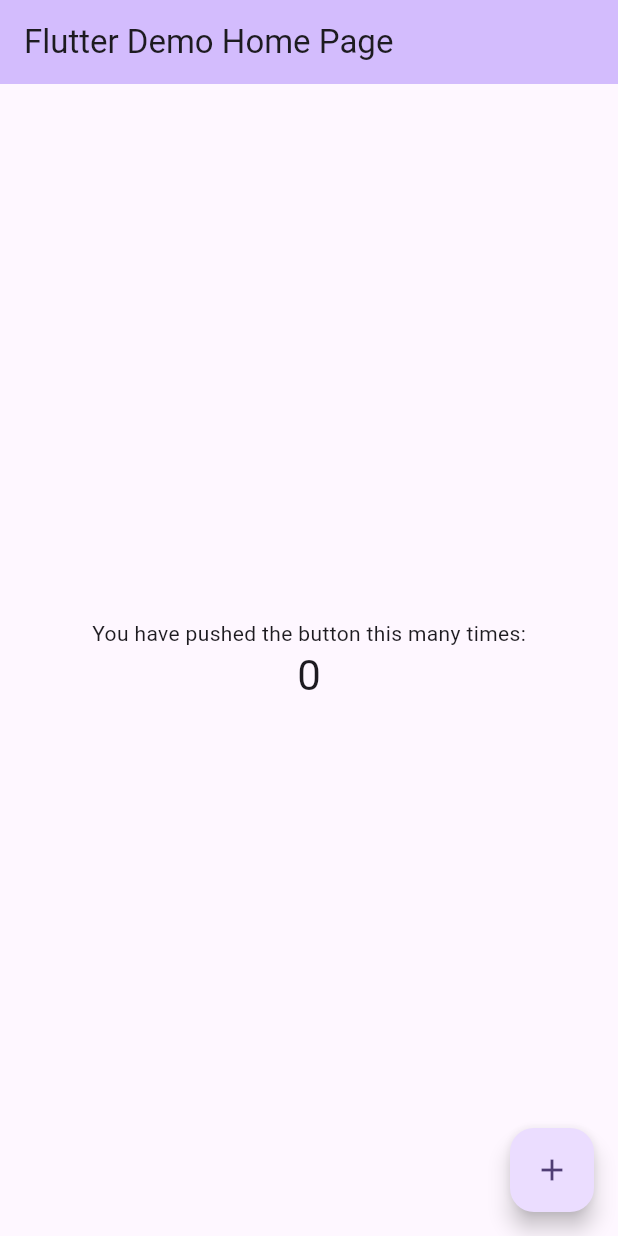
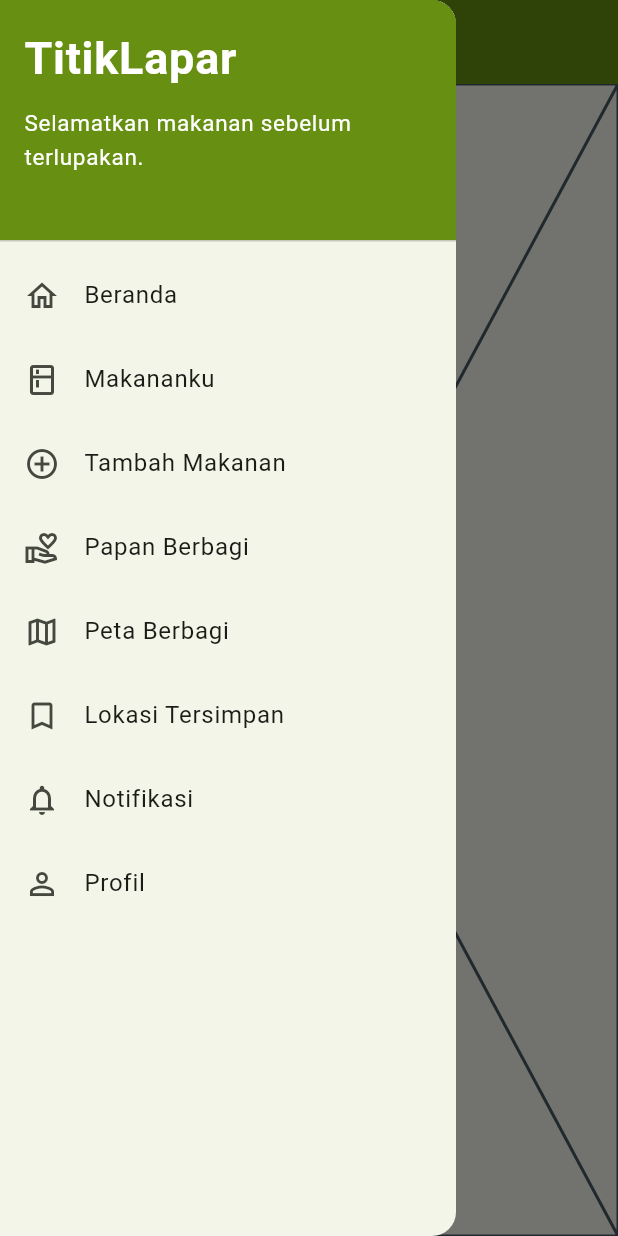
Before and after one commit to Projek-PBP-B-12/ProjekUASPBP, a Flutter app: the screen it shows after launch, with the side drawer open (before the commit the screen has no drawer), on a phone screen of 412 x 824 dp. Run offline on Flutter 3.47's test engine with Material 3 defaults, Android fonts, the phone set to English and light mode, and no system bars.

Commit message:
feat: Inisialisasi semua screens, appbar, dan drawer.

```diff
--- a/lib/main.dart
+++ b/lib/main.dart
@@ -1,4 +1,12 @@
+// Flutter Imports
 import 'package:flutter/material.dart';
+
+// Screen Imports
+import 'package:projekuaspbp/screens/landing_page.dart';
+import 'package:projekuaspbp/screens/beranda.dart';
+
+// Widget Imports
+//--
 
 void main() {
   runApp(const MyApp());
@@ -11,112 +19,16 @@ class MyApp extends StatelessWidget {
   @override
   Widget build(BuildContext context) {
     return MaterialApp(
-      title: 'Flutter Demo',
+      title: 'TitikLapar',
       theme: ThemeData(
-        // This is the theme of your application.
-        //
-        // TRY THIS: Try running your application with "flutter run". You'll see
-        // the application has a purple toolbar. Then, without quitting the app,
-        // try changing the seedColor in the colorScheme below to Colors.green
-        // and then invoke "hot reload" (save your changes or press the "hot
-        // reload" button in a Flutter-supported IDE, or press "r" if you used
-        // the command line to start the app).
-        //
-        // Notice that the counter didn't reset back to zero; the application
-        // state is not lost during the reload. To reset the state, use hot
-        // restart instead.
-        //
-        // This works for code too, not just values: Most code changes can be
-        // tested with just a hot reload.
-        colorScheme: .fromSeed(seedColor: Colors.deepPurple),
+        colorScheme: ColorScheme.fromSeed(
+          seedColor: Color(0xFFE6ECD9),
+          primary: Color.fromARGB(255, 103, 143, 17),
+          secondary: Color(0xFF176D70),
+        ),
+        useMaterial3: true,
       ),
-      home: const MyHomePage(title: 'Flutter Demo Home Page'),
+      home: Beranda(),
     );
   }
 }
-
-class MyHomePage extends StatefulWidget {
-  const MyHomePage({super.key, required this.title});
-
-  // This widget is the home page of your application. It is stateful, meaning
-  // that it has a State object (defined below) that contains fields that affect
-  // how it looks.
-
-  // This class is the configuration for the state. It holds the values (in this
-  // case the title) provided by the parent (in this case the App widget) and
-  // used by the build method of the State. Fields in a Widget subclass are
-  // always marked "final".
-
-  final String title;
-
-  @override
-  State<MyHomePage> createState() => _MyHomePageState();
-}
-
-class _MyHomePageState extends State<MyHomePage> {
-  int _counter = 0;
-
-  void _incrementCounter() {
-    setState(() {
-      // This call to setState tells the Flutter framework that something has
-      // changed in this State, which causes it to rerun the build method below
-      // so that the display can reflect the updated values. If we changed
-      // _counter without calling setState(), then the build method would not be
-      // called again, and so nothing would appear to happen.
-      _counter++;
-    });
-  }
-
-  @override
-  Widget build(BuildContext context) {
-    // This method is rerun every time setState is called, for instance as done
-    // by the _incrementCounter method above.
-    //
-    // The Flutter framework has been optimized to make rerunning build methods
-    // fast, so that you can just rebuild anything that needs updating rather
-    // than having to individually change instances of widgets.
-    return Scaffold(
-      appBar: AppBar(
-        // TRY THIS: Try changing the color here to a specific color (to
-        // Colors.amber, perhaps?) and trigger a hot reload to see the AppBar
-        // change color while the other colors stay the same.
-        backgroundColor: Theme.of(context).colorScheme.inversePrimary,
-        // Here we take the value from the MyHomePage object that was created by
-        // the App.build method, and use it to set our appbar title.
-        title: Text(widget.title),
-      ),
-      body: Center(
-        // Center is a layout widget. It takes a single child and positions it
-        // in the middle of the parent.
-        child: Column(
-          // Column is also a layout widget. It takes a list of children and
-          // arranges them vertically. By default, it sizes itself to fit its
-          // children horizontally, and tries to be as tall as its parent.
-          //
-          // Column has various properties to control how it sizes itself and
-          // how it positions its children. Here we use mainAxisAlignment to
-          // center the children vertically; the main axis here is the vertical
-          // axis because Columns are vertical (the cross axis would be
-          // horizontal).
-          //
-          // TRY THIS: Invoke "debug painting" (choose the "Toggle Debug Paint"
-          // action in the IDE, or press "p" in the console), to see the
-          // wireframe for each widget.
-          mainAxisAlignment: .center,
-          children: [
-            const Text('You have pushed the button this many times:'),
-            Text(
-              '$_counter',
-              style: Theme.of(context).textTheme.headlineMedium,
-            ),
-          ],
-        ),
-      ),
-      floatingActionButton: FloatingActionButton(
-        onPressed: _incrementCounter,
-        tooltip: 'Increment',
-        child: const Icon(Icons.add),
-      ),
-    );
-  }
-}
--- /dev/null
+++ b/lib/screens/beranda.dart
@@ -0,0 +1,24 @@
+// Flutter Imports
+import 'package:flutter/material.dart';
+
+// Screen Imports
+//--
+
+// Widget Imports
+import 'package:projekuaspbp/widgets/left_drawer.dart';
+import 'package:projekuaspbp/widgets/main_app_bar.dart';
+
+class Beranda extends StatelessWidget {
+  const Beranda({super.key});
+
+  @override
+  Widget build(BuildContext context) {
+    // Scaffold menyediakan struktur visual dasar halaman (AppBar, Body, SnackBar).
+    return Scaffold(
+      appBar: MainAppBar(title: "TitikLapar"),
+      drawer: LeftDrawer(),
+      body: Placeholder()
+    );
+  }
+
+}
--- /dev/null
+++ b/lib/screens/makananku.dart
@@ -0,0 +1,24 @@
+// Flutter Imports
+import 'package:flutter/material.dart';
+
+// Screen Imports
+//--
+
+// Widget Imports
+import 'package:projekuaspbp/widgets/left_drawer.dart';
+import 'package:projekuaspbp/widgets/main_app_bar.dart';
+
+class Makananku extends StatelessWidget {
+  const Makananku({super.key});
+
+  @override
+  Widget build(BuildContext context) {
+    // Scaffold menyediakan struktur visual dasar halaman (AppBar, Body, SnackBar).
+    return Scaffold(
+      appBar: MainAppBar(title: "Makananku"),
+      drawer: LeftDrawer(),
+      body: Placeholder()
+    );
+  }
+
+}
--- /dev/null
+++ b/lib/screens/notifikasi.dart
@@ -0,0 +1,24 @@
+// Flutter Imports
+import 'package:flutter/material.dart';
+
+// Screen Imports
+//--
+
+// Widget Imports
+import 'package:projekuaspbp/widgets/left_drawer.dart';
+import 'package:projekuaspbp/widgets/main_app_bar.dart';
+
+class Notifikasi extends StatelessWidget {
+  const Notifikasi({super.key});
+
+  @override
+  Widget build(BuildContext context) {
+    // Scaffold menyediakan struktur visual dasar halaman (AppBar, Body, SnackBar).
+    return Scaffold(
+      appBar: MainAppBar(title: "Notifikasi"),
+      drawer: LeftDrawer(),
+      body: Placeholder()
+    );
+  }
+
+}
--- /dev/null
+++ b/lib/screens/profil.dart
@@ -0,0 +1,24 @@
+// Flutter Imports
+import 'package:flutter/material.dart';
+
+// Screen Imports
+//--
+
+// Widget Imports
+import 'package:projekuaspbp/widgets/left_drawer.dart';
+import 'package:projekuaspbp/widgets/main_app_bar.dart';
+
+class Profil extends StatelessWidget {
+  const Profil({super.key});
+
+  @override
+  Widget build(BuildContext context) {
+    // Scaffold menyediakan struktur visual dasar halaman (AppBar, Body, SnackBar).
+    return Scaffold(
+      appBar: MainAppBar(title: "Profil"),
+      drawer: LeftDrawer(),
+      body: Placeholder()
+    );
+  }
+
+}
--- /dev/null
+++ b/lib/widgets/left_drawer.dart
@@ -0,0 +1,126 @@
+// Flutter Imports
+import 'package:flutter/material.dart';
+
+// Screen Imports
+import 'package:projekuaspbp/screens/landing_page.dart';
+import 'package:projekuaspbp/screens/beranda.dart';
+import 'package:projekuaspbp/screens/makananku.dart';
+import 'package:projekuaspbp/screens/tambah_makanan.dart';
+import 'package:projekuaspbp/screens/papan_berbagi.dart';
+import 'package:projekuaspbp/screens/peta_berbagi.dart';
+import 'package:projekuaspbp/screens/lokasi_tersimpan.dart';
+import 'package:projekuaspbp/screens/notifikasi.dart';
+import 'package:projekuaspbp/screens/profil.dart';
+
+// Widget Imports
+//--
+
+class DrawerItem {
+  final String title;
+  final IconData icon;
+  final Widget page;
+
+  const DrawerItem({
+    required this.title,
+    required this.icon,
+    required this.page,
+  });
+}
+
+class LeftDrawer extends StatelessWidget {
+  LeftDrawer({super.key});
+
+  final drawerItems = [
+    DrawerItem(
+      title: 'Beranda',
+      icon: Icons.home_outlined,
+      page: Beranda(),
+    ),
+    DrawerItem(
+      title: 'Makananku',
+      icon: Icons.kitchen_outlined,
+      page: Makananku(),
+    ),
+    DrawerItem(
+      title: 'Tambah Makanan',
+      icon: Icons.add_circle_outline,
+      page: TambahMakanan(),
+    ),
+    DrawerItem(
+      title: 'Papan Berbagi',
+      icon: Icons.volunteer_activism_outlined,
+      page: PapanBerbagi(),
+    ),
+    DrawerItem(
+      title: 'Peta Berbagi',
+      icon: Icons.map_outlined,
+      page: PetaBerbagi(),
+    ),
+    DrawerItem(
+      title: 'Lokasi Tersimpan',
+      icon: Icons.bookmark_outline,
+      page: LokasiTersimpan(),
+    ),
+    DrawerItem(
+      title: 'Notifikasi',
+      icon: Icons.notifications_outlined,
+      page: Notifikasi(),
+    ),
+    DrawerItem(
+      title: 'Profil',
+      icon: Icons.person_outline,
+      page: Profil(),
+    ),
+  ];
+
+  @override
+  Widget build(BuildContext context) {
+    return Drawer(
+      child: ListView(
+        children: [
+          DrawerHeader(
+            decoration: BoxDecoration(
+              color: Theme.of(context).colorScheme.primary
+            ),
+            child: Column(
+              crossAxisAlignment: CrossAxisAlignment.start,
+              children: [
+                Text(
+                  'TitikLapar',
+                  style: TextStyle(
+                    fontSize: 30,
+                    fontWeight: FontWeight.bold,
+                    color: Colors.white,
+                  ),
+                ),
+                SizedBox(height: 10),
+                Text(
+                  'Selamatkan makanan sebelum terlupakan.',
+                  style: TextStyle(
+                    fontSize: 15,
+                    color: Colors.white,
+                  ),
+                ),
+              ],
+            ),
+          ),
+
+        // Generate drawer items
+        ...drawerItems.map((item) {
+          return ListTile(
+            leading: Icon(item.icon),
+            title: Text(item.title),
+            onTap: () {
+              Navigator.pushReplacement(
+                context,
+                MaterialPageRoute(builder: (_) => item.page),
+              );
+            },
+          );
+        }),
+
+        ],
+      ),
+    );
+  }
+}
--- /dev/null
+++ b/lib/widgets/main_app_bar.dart
@@ -0,0 +1,25 @@
+import 'package:flutter/material.dart';
+
+class MainAppBar extends StatelessWidget implements PreferredSizeWidget {
+  const MainAppBar({super.key, required this.title});
+
+  final String title;
+
+  @override
+  Widget build(BuildContext context) {
+    return AppBar(
+      title: Text(
+        title,
+        style: TextStyle(
+          color: Colors.white,
+          fontWeight: FontWeight.bold,
+        ),
+      ),
+      backgroundColor: Theme.of(context).colorScheme.primary,
+      iconTheme: const IconThemeData(color: Colors.white)
+    );
+  }
+
+  @override
+  Size get preferredSize => const Size.fromHeight(kToolbarHeight);
+}
```
Also changed, not shown: lib/screens/landing_page.dart (added, +11 -0 lines), lib/screens/lokasi_tersimpan.dart (added, +24 -0 lines), lib/screens/papan_berbagi.dart (added, +24 -0 lines), lib/screens/peta_berbagi.dart (added, +24 -0 lines), lib/screens/tambah_makanan.dart (added, +24 -0 lines).
